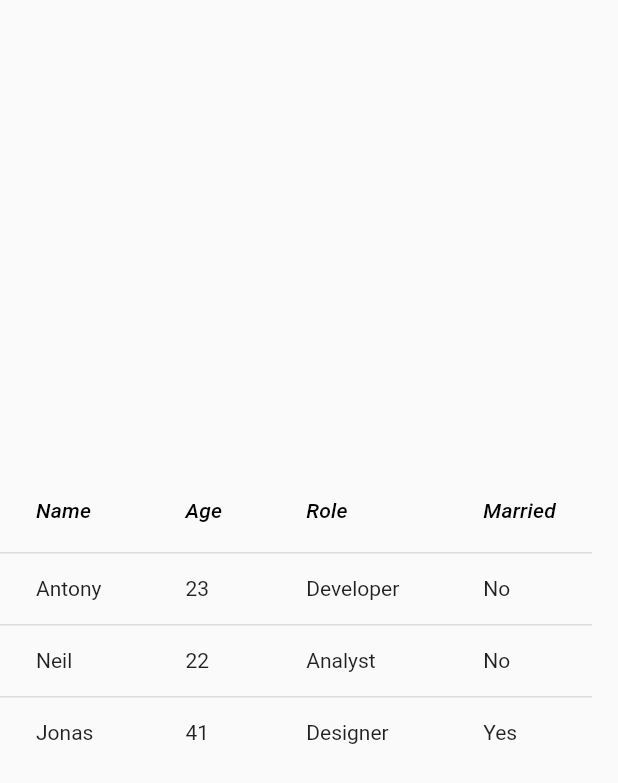
After one commit to kevintonb/snippets, a Flutter app: the screen it shows after launch, after a tap on "#32 Data Table", on a phone screen of 412 x 824 dp. The commit adds this screen. Shown: the top 783 px of the screen. Run offline on Flutter 3.47's test engine with Material 2 defaults, Android fonts, the phone set to English and light mode, and no system bars; our stand-ins replace avatar_glow, confetti; missing offline and left inert: circular_reveal_animation; network calls fail.

Commit message:
DataTable Post Push

```diff
--- a/lib/main.dart
+++ b/lib/main.dart
@@ -1,5 +1,6 @@
 import 'package:experiment/sizeconfig.dart';
 import 'package:experiment/snips/ConvexBottom.dart';
+import 'package:experiment/snips/DataTable.dart';
 import 'package:experiment/snips/GlowEffect.dart';
 import 'package:experiment/snips/hero/home.dart';
 import 'package:flutter/material.dart';
@@ -95,6 +96,17 @@ class _MyHomePageState extends State<MyHomePage> {
               ),
             ),
           ),
+          Padding(
+            padding: _buttonPadding,
+            child: MaterialButton(
+              child: Text("#32 Data Table"),
+              color: Colors.amber,
+              onPressed: () => Navigator.push(
+                context,
+                MaterialPageRoute(builder: (context) => DataTableExample()),
+              ),
+            ),
+          ),
         ],
       ),
     );
--- /dev/null
+++ b/lib/snips/DataTable.dart
@@ -0,0 +1,91 @@
+import 'package:flutter/material.dart';
+
+void main() => runApp(MyApp());
+
+class MyApp extends StatelessWidget {
+  // This widget is the root of your application.
+  @override
+  Widget build(BuildContext context) {
+    return MaterialApp(
+      debugShowCheckedModeBanner: false,
+      title: 'Flutter Demo',
+      home: DataTableExample(),
+    );
+  }
+}
+
+class DataTableExample extends StatefulWidget {
+  DataTableExample({Key key, this.title}) : super(key: key);
+  final String title;
+
+  @override
+  _DataTableExampleState createState() => _DataTableExampleState();
+}
+
+class _DataTableExampleState extends State<DataTableExample> {
+  @override
+  Widget build(BuildContext context) {
+    return Scaffold(
+      body: Column(
+        mainAxisAlignment: MainAxisAlignment.center,
+        children: [
+          DataTable(
+            columns: const <DataColumn>[
+              DataColumn(
+                label: Text(
+                  'Name',
+                  style: TextStyle(fontStyle: FontStyle.italic),
+                ),
+              ),
+              DataColumn(
+                label: Text(
+                  'Age',
+                  style: TextStyle(fontStyle: FontStyle.italic),
+                ),
+              ),
+              DataColumn(
+                label: Text(
+                  'Role',
+                  style: TextStyle(fontStyle: FontStyle.italic),
+                ),
+              ),
+              DataColumn(
+                label: Text(
+                  'Married',
+                  style: TextStyle(fontStyle: FontStyle.italic),
+                ),
+              ),
+            ],
+            rows: const <DataRow>[
+              DataRow(
+
+                cells: <DataCell>[
+                  DataCell(Text('Antony')),
+                  DataCell(Text('23')),
+                  DataCell(Text('Developer')),
+                  DataCell(Text('No')),
+                ],
+              ),
+              DataRow(
+                cells: <DataCell>[
+                  DataCell(Text('Neil')),
+                  DataCell(Text('22')),
+                  DataCell(Text('Analyst')),
+                  DataCell(Text('No')),
+                ],
+              ),
+              DataRow(
+                cells: <DataCell>[
+                  DataCell(Text('Jonas')),
+                  DataCell(Text('41')),
+                  DataCell(Text('Designer')),
+                  DataCell(Text('Yes')),
+                ],
+              ),
+            ],
+          ),
+        ],
+      ),
+    );
+  }
+}
```
